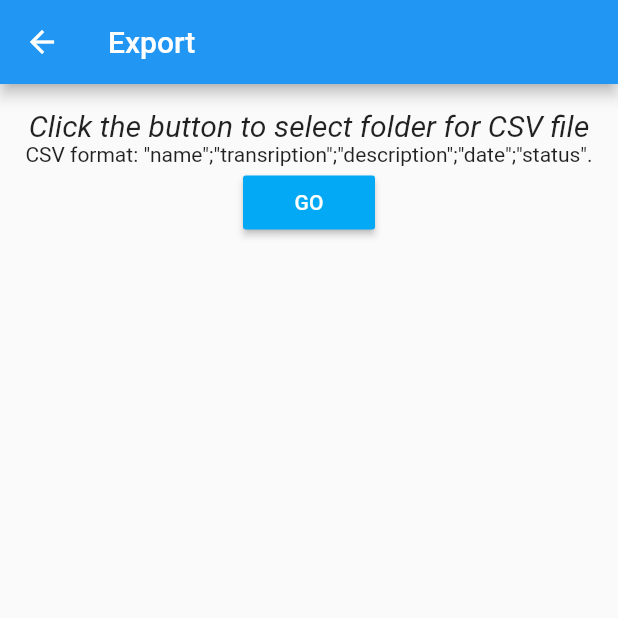
After one commit to candycgit/vocaner, a Flutter app: the screen it shows after launch, in the side drawer, after a tap on "Export", on a phone screen of 412 x 824 dp, the top half of it. The commit adds this screen. Run offline on Flutter 3.47's test engine with Material 2 defaults, Android fonts, the phone set to English and light mode, and no system bars; our stand-ins replace file_picker, sqflite; accounts and stored records are empty.

Commit message:
[export] to csv

```diff
--- /dev/null
+++ b/lib/export.dart
@@ -0,0 +1,86 @@
+import 'dart:io';
+import 'package:file_picker/file_picker.dart';
+import 'package:flutter/material.dart';
+import 'package:vocaner/database.dart';
+import 'package:vocaner/model.dart';
+
+class ExportPage extends StatefulWidget {
+  @override
+  _ExportPageState createState() => new _ExportPageState();
+}
+
+class _ExportPageState extends State<ExportPage> {
+  @override
+  void initState() {
+    super.initState();
+  }
+
+  @override
+  Widget build(BuildContext context) {
+    return Scaffold(
+      appBar: AppBar(title: new Text('Export')),
+      body: Padding(
+        padding: const EdgeInsets.all(16.0),
+        child: Center(
+            child: Container(
+          child: Column(
+            children: [
+              Text('Click the button to select folder for CSV file',
+                  style: TextStyle(fontSize: 20, fontStyle: FontStyle.italic)),
+              Text(
+                  'CSV format: "name";"transription";"description";"date";"status".'),
+              RaisedButton(
+                child: Text("GO"),
+                color: Colors.lightBlue,
+                textColor: Colors.white,
+                onPressed: () => _export(context),
+              ),
+            ],
+          ),
+        )),
+      ),
+    );
+  }
+
+  void _export(context) async {
+    final File folder =
+        await FilePicker.getFile(type: FileType.CUSTOM, fileExtension: 'csv');
+    showDialog(
+        context: context,
+        barrierDismissible: false,
+        builder: (BuildContext context) {
+          return Center(
+            child: CircularProgressIndicator(),
+          );
+        });
+    File file = File(folder.path + DateTime.now().toString() + '.csv');
+    await _exportCSV(file);
+    navigateToClosedDrawerAndDictionary();
+  }
+
+  Future<void> _exportCSV(File file) async {
+    IOSink sink = file.openWrite();
+    List<Word> words = await DBAdapter.db.getAllWords();
+    for (Word w in words) {
+      try {
+        String line = '"' + w.name + '"' + ';';
+        line += '"' + w.transcription + '"' + ';';
+        line += '"' + w.description + '"' + ';';
+        line += w.date + ';';
+        line += w.status.toString();
+        line += '\n';
+        sink.write(line);
+      } catch (e) {
+        print(e.toString());
+      }
+    }
+    await sink.flush();
+    await sink.close();
+  }
+
+  void navigateToClosedDrawerAndDictionary() {
+    Navigator.pop(context);
+    Navigator.pop(context);
+    Navigator.pop(context);
+  }
+}
--- a/lib/import.dart
+++ b/lib/import.dart
@@ -58,7 +58,7 @@ class _ImportPageState extends State<ImportPage> {
     navigateToClosedDrawerAndDictionary();
   }
 
-  Future<void> _importCSV(file) async {
+  Future<void> _importCSV(File file) async {
     Stream inputStream =
         file.openRead().transform(utf8.decoder).transform(new LineSplitter());
     List<Word> list = new List();
@@ -95,7 +95,6 @@ class _ImportPageState extends State<ImportPage> {
     if (result.length > 1 && result.startsWith('"') && result.endsWith('"')) {
       result = result.substring(1, result.length - 1);
     }
-    result = result.replaceAll('"', '\'').toLowerCase();
-    return result;
+    return result.replaceAll('"', '\'').toLowerCase();
   }
 }
--- a/lib/vocaner_app.dart
+++ b/lib/vocaner_app.dart
@@ -2,6 +2,7 @@ import 'package:async/async.dart';
 import 'package:flutter/material.dart';
 import 'package:vocaner/cleanup.dart';
 import 'package:vocaner/database.dart';
+import 'package:vocaner/export.dart';
 import 'package:vocaner/import.dart';
 import 'package:vocaner/model.dart';
 import 'package:vocaner/word_form.dart';
@@ -131,6 +132,12 @@ class _DictionaryState extends State<VocanerApp> {
           },
         ),
         ListTile(
+          title: Text('Export'),
+          onTap: () {
+            _navigateToExport();
+          },
+        ),
+        ListTile(
           title: Text('Clean up'),
           onTap: () {
             _navigateToCleanUp();
@@ -176,6 +183,13 @@ class _DictionaryState extends State<VocanerApp> {
     );
   }
 
+  void _navigateToExport() {
+    Navigator.push(
+      context,
+      new MaterialPageRoute(builder: (context) => new ExportPage()),
+    );
+  }
+
   void _navigateToCleanUp() {
     Navigator.push(
       context,
--- a/lib/word_form.dart
+++ b/lib/word_form.dart
@@ -75,6 +75,7 @@ class _WordFormPageState extends State<WordFormPage> {
     } else {
       return null;
     }
+    word.name = word.name.replaceAll('"', '\'').toLowerCase();
     if (word.id == null) {
       DBAdapter.db.createWord(word);
     } else {
```
